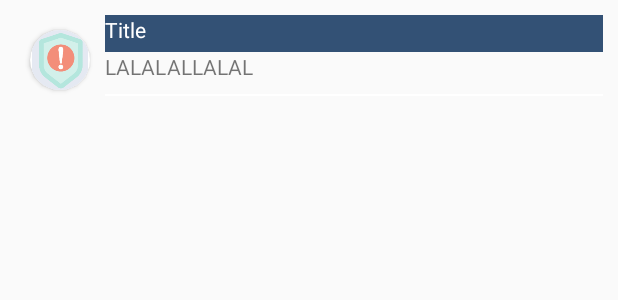
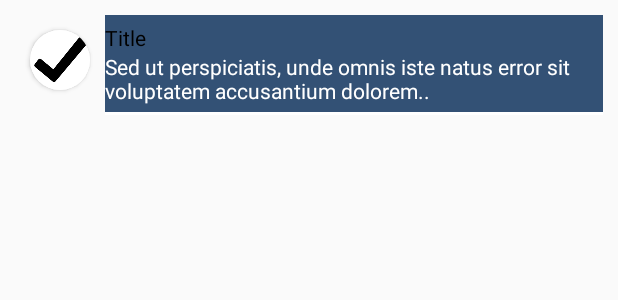
Before and after one commit to MarcusGitAccount/ECHIPA__12__PIU__2020, an Android app: the layout notification.xml on its own in the app's theme, with its tools: preview values and no code run, on a phone screen of 412 x 824 dp. Shown: the top 300 px of the screen. Run offline under Robolectric (Android 15) with nearby library versions, the phone set to English and light mode, and no system bars.

Commit message:
Add notification recycler view. Display notifications

```diff
--- a/UrbanRider/app/src/main/java/Models/Notification.kt
+++ b/UrbanRider/app/src/main/java/com/piu/urbanrider/models/Notification.kt
@@ -1,4 +1,4 @@
-package Models
+package com.piu.urbanrider.models
 
 class Notification (var id:Int, var title:String, var infos:String, var icon: Int) {
 }
--- a/UrbanRider/app/src/main/res/drawable/textlines.xml
+++ /dev/null
@@ -1,9 +0,0 @@
-<?xml version="1.0" encoding="utf-8"?>
-<layer-list xmlns:android="http://schemas.android.com/apk/res/android">
-    <item android:top="-2dp" android:left="-2dp" android:right="-2dp">
-        <shape android:shape="rectangle">
-            <stroke android:width="1dp" android:color="#ffffffff" />
-            <solid android:color="#00000000" />
-        </shape>
-    </item>
-</layer-list>
--- a/UrbanRider/app/src/main/res/layout/main_toolbar.xml
+++ b/UrbanRider/app/src/main/res/layout/main_toolbar.xml
@@ -9,6 +9,7 @@
     android:background="@color/urbanViolet">
 
     <androidx.appcompat.widget.Toolbar
+        android:id="@+id/toolbar"
         android:layout_width="match_parent"
         android:layout_height="wrap_content"
         app:title="@string/urban_rider"
--- a/UrbanRider/app/src/main/res/layout/notification.xml
+++ b/UrbanRider/app/src/main/res/layout/notification.xml
@@ -2,48 +2,63 @@
 <LinearLayout
     xmlns:android="http://schemas.android.com/apk/res/android"
     android:layout_width="match_parent"
-    android:layout_height="match_parent"
+    android:layout_height="wrap_content"
     xmlns:card_view="http://schemas.android.com/apk/res-auto"
     android:orientation="horizontal"
-    android:layout_margin="10dp">
+    android:layout_marginTop="10dp"
+    android:layout_marginBottom="10dp"
+    android:layout_marginLeft="10dp"
+    android:layout_marginRight="10dp"
+    >
 
     <androidx.cardview.widget.CardView
         android:layout_width="40dp"
         android:layout_height="40dp"
         android:elevation="12dp"
         android:id="@+id/view2"
-        card_view:cardCornerRadius="40dp"
+        card_view:cardCornerRadius="20dp"
         android:innerRadius="0dp"
         android:shape="ring"
         android:layout_margin="10dp"
         android:thicknessRatio="1.9">
         <ImageView
-            android:layout_height="40dp"
+            android:layout_height="match_parent"
             android:layout_width="match_parent"
-            android:id="@+id/imageView1"
-            android:src="@drawable/new_request_sign"
+            android:id="@+id/notification_icon"
+            android:src="@drawable/ride_finished_sign"
             android:layout_alignParentTop="true"
-            android:layout_centerHorizontal="true">
+            android:layout_centerHorizontal="true"
+            android:adjustViewBounds="true">
         </ImageView>
     </androidx.cardview.widget.CardView>
     <LinearLayout
         android:layout_width="match_parent"
-        android:layout_height="60dp"
-        android:orientation="vertical">
+        android:layout_height="wrap_content"
+        android:orientation="vertical"
+        android:background="@color/urbanDarkBlue">
         <TextView
             android:id="@+id/notification_title"
             android:layout_width="match_parent"
             android:layout_height="wrap_content"
             android:text="Title"
-            android:paddingBottom="5dp"
-            android:textColor="@color/white"
-            android:background="@color/urbanDarkBlue"/>
+            android:textColor="@color/black"
+            android:background="@color/urbanDarkBlue"
+            android:layout_marginTop="5dp"/>
         <TextView
+            android:id="@+id/notification_body"
             android:layout_width="match_parent"
             android:layout_height="wrap_content"
-            android:background="@drawable/textlines"
-            android:text="LALALALLALAL"
-            android:paddingBottom="10dp"/>
+            android:text="Sed ut perspiciatis, unde omnis iste natus error sit voluptatem accusantium dolorem.."
+            android:background="@color/urbanDarkBlue"
+            android:textColor="@color/white"
+            android:layout_marginBottom="1dp"
+            />
+        <View
+            android:layout_marginTop="3dp"
+            android:layout_width="match_parent"
+            android:layout_height="2dp"
+            android:background="@android:color/white" />
+
     </LinearLayout>
 
 </LinearLayout>
--- a/UrbanRider/app/src/main/res/values/colors.xml
+++ b/UrbanRider/app/src/main/res/values/colors.xml
@@ -4,6 +4,7 @@
     <color name="colorPrimaryDark">#3700B3</color>
     <color name="colorAccent">#03DAC5</color>
     <color name="white">#FFFFFF</color>
+    <color name="black">#000000</color>
     <color name="urbanViolet">#441460</color>
     <color name="urbanDarkGreen">#39817e</color>
     <color name="urbanLightGreen">#79a252</color>
```
Also changed, not shown: UrbanRider/app/src/main/java/Models/Notifications.kt (deleted, +0 -18 lines), UrbanRider/app/src/main/java/com/piu/urbanrider/NotificationDriver.kt (+14 -1 lines), UrbanRider/app/src/main/java/com/piu/urbanrider/adapters/NotificationAdapter.kt (added, +59 -0 lines), UrbanRider/app/src/main/java/com/piu/urbanrider/models/Notifications.kt (added, +44 -0 lines), UrbanRider/app/src/main/res/layout/activity_notification_driver.xml (deleted, +0 -28 lines), UrbanRider/app/src/main/res/layout/notifications_list.xml (+19 -23 lines), UrbanRider/app/src/main/res/drawable/ride_finished_sign.png.
